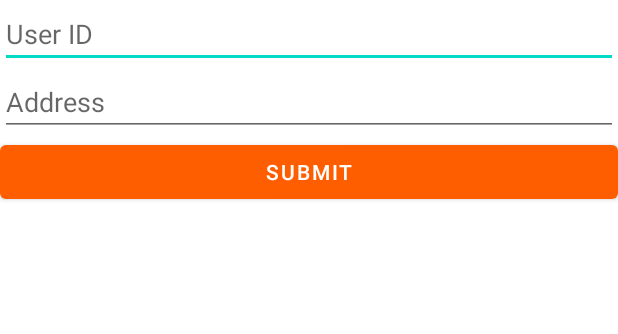
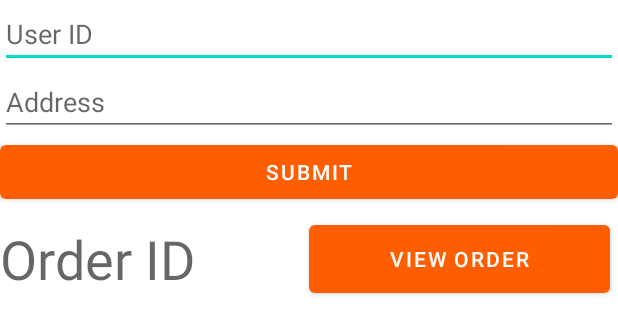
Before and after one commit to nguyenthu120801/FoodApp_Group6_SE1611, an Android app: the layout activity_order.xml on its own in the app's theme, with its tools: preview values and no code run, on a phone screen of 412 x 824 dp. Shown: the top 334 px of the screen. Run offline under Robolectric (Android 15) with nearby library versions, the phone set to English and light mode, and no system bars.

Commit message:
order function

```diff
--- a/app/src/main/res/layout/activity_order.xml
+++ b/app/src/main/res/layout/activity_order.xml
@@ -27,5 +27,32 @@
         android:layout_width="match_parent"
         android:layout_height="wrap_content"
         android:text="Submit"/>
-
+    <LinearLayout
+        android:layout_width="match_parent"
+        android:layout_height="wrap_content"
+        android:orientation="horizontal"
+        android:weightSum="2">
+        <EditText
+            android:id="@+id/text_order_id"
+            android:layout_width="0dp"
+            android:layout_height="match_parent"
+            android:layout_weight="1"
+            android:textSize="36sp"
+            android:background="@color/white"
+            android:textColor="@color/black"
+            android:hint="Order ID"
+            />
+        <Button
+            android:id="@+id/btn_view_order"
+            android:layout_width="0dp"
+            android:layout_height="match_parent"
+            android:layout_weight="1"
+            android:layout_margin="5dp"
+            android:text="View Order"/>
+    </LinearLayout>
+    <androidx.recyclerview.widget.RecyclerView
+        android:id="@+id/rvViewOrder"
+        android:layout_width="match_parent"
+        android:layout_height="wrap_content"
+        />
 </LinearLayout>
--- a/build.gradle
+++ b/build.gradle
@@ -1,5 +1,5 @@
 // Top-level build file where you can add configuration options common to all sub-projects/modules.
 plugins {
-    id 'com.android.application' version '7.4.1' apply false
-    id 'com.android.library' version '7.4.1' apply false
+    id 'com.android.application' version '7.3.1' apply false
+    id 'com.android.library' version '7.3.1' apply false
 }
```
Also changed, not shown: app/src/main/java/com/example/foodapp/Adapter/OrderAdapter.java (added, +49 -0 lines), app/src/main/java/com/example/foodapp/Adapter/OrderViewHolder.java (added, +23 -0 lines), app/src/main/java/com/example/foodapp/Model/OrderDBHelper.java (+83 -20 lines), app/src/main/java/com/example/foodapp/activity/OrderActivity.java (+33 -7 lines), app/src/main/res/layout/display_one_order.xml (added, +34 -0 lines), app/src/main/res/values/styles.xml (added, +9 -0 lines).
